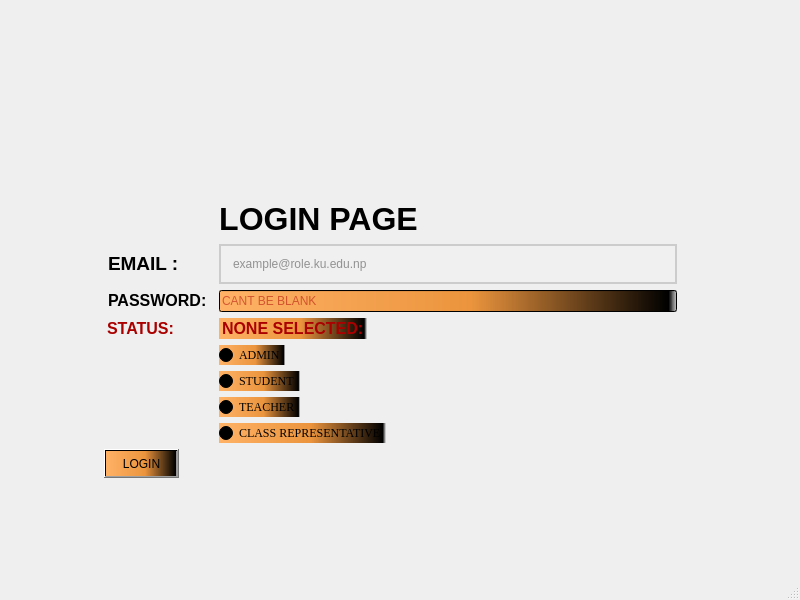
Above: mainwindow.ui from Shasank12345/QT_PROJECT before the change. Below: the same form after it.
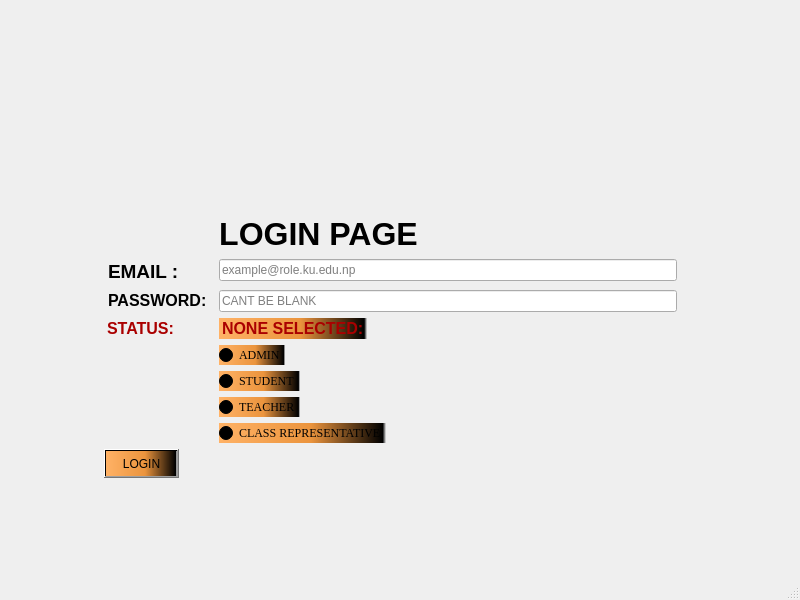
That is the form after the change. Icons and pictures are not drawn.

```diff
--- a/mainwindow.ui
+++ b/mainwindow.ui
@@ -150,15 +150,9 @@
         <bool>false</bool>
        </property>
        <property name="styleSheet">
-        <string notr="true"> QLineEdit {
-      color: #333333;
-     background-color: #f0f0f0;
-     border: 2px solid #cccccc;
-    border-radius: 10px
-     font-size: 16px;  
-     padding: 10px; 
-     font-family: Arial;  
-    }</string>
+        <string notr="true">QLineEdit::placeholder {
+    color: red; /* Change this to your desired color */
+}</string>
        </property>
        <property name="dragEnabled">
         <bool>true</bool>
@@ -211,9 +205,9 @@
         <bool>false</bool>
        </property>
        <property name="styleSheet">
-        <string notr="true">border-color: qconicalgradient(cx:0.5, cy:0.5, angle:0, stop:0 rgba(35, 40, 3, 255), stop:0.16 rgba(136, 106, 22, 255), stop:0.225 rgba(166, 140, 41, 255), stop:0.285 rgba(204, 181, 74, 255), stop:0.345 rgba(235, 219, 102, 255), stop:0.415 rgba(245, 236, 112, 255), stop:0.52 rgba(209, 190, 76, 255), stop:0.57 rgba(187, 156, 51, 255), stop:0.635 rgba(168, 142, 42, 255), stop:0.695 rgba(202, 174, 68, 255), stop:0.75 rgba(218, 202, 86, 255), stop:0.815 rgba(208, 187, 73, 255), stop:0.88 rgba(187, 156, 51, 255), stop:0.935 rgba(137, 108, 26, 255), stop:1 rgba(35, 40, 3, 255));
-color: rgb(170, 0, 0);
-background-color: qlineargradient(spread:pad, x1:0, y1:0, x2:1, y2:0, stop:0 rgba(255, 178, 102, 255), stop:0.55 rgba(235, 148, 61, 255), stop:0.98 rgba(0, 0, 0, 255), stop:1 rgba(0, 0, 0, 0));</string>
+        <string notr="true">QLineEdit::placeholder {
+    color: red; /* Change this to your desired color */
+}</string>
        </property>
        <property name="echoMode">
         <enum>QLineEdit::EchoMode::Password</enum>
```
Left out of the diff: 2 changed lines with no effect on the pictures.
